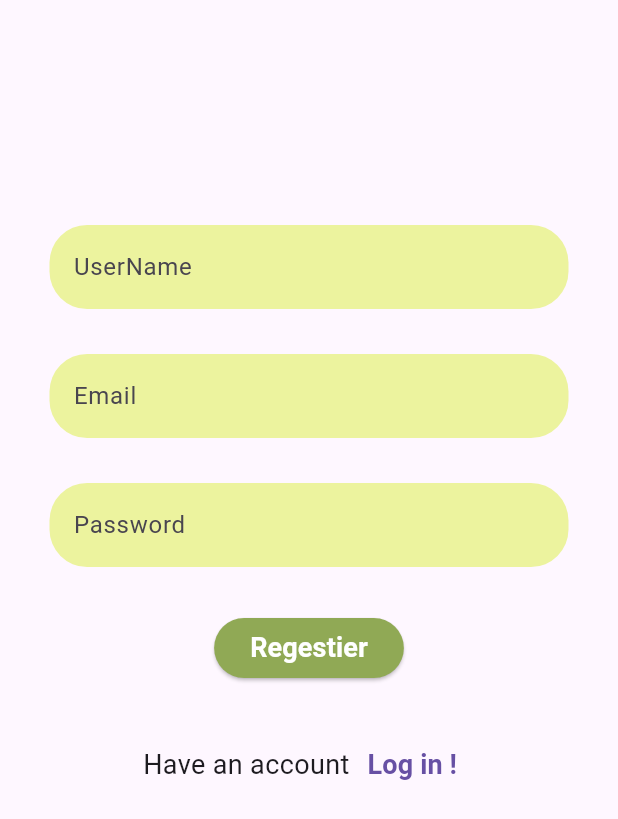
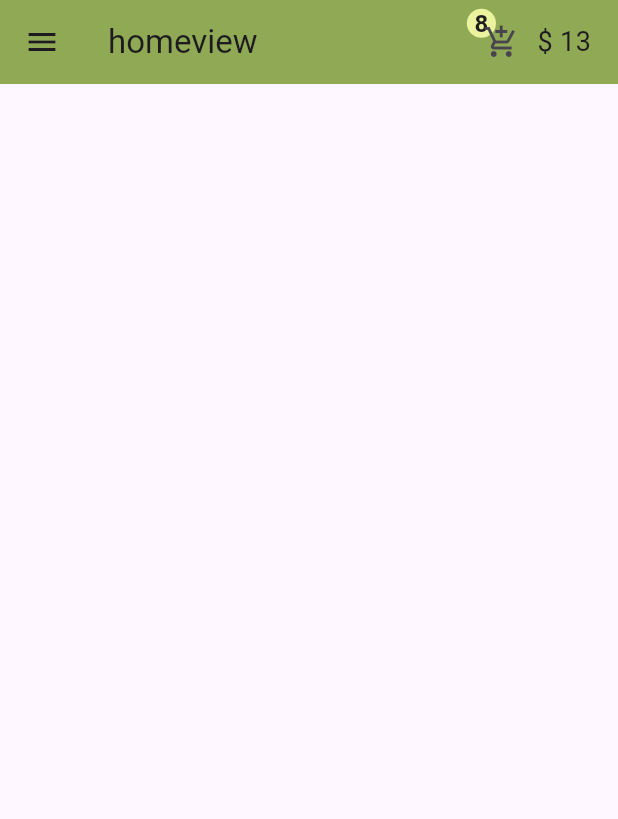
Before and after one commit to ALi-Maher-Mohamed/Flowe-app, a Flutter app: the SignUpView screen opened by its route, after a tap on "Regestier", on a phone screen of 412 x 824 dp. Shown: the top 819 px of the screen. Run offline on Flutter 3.47's test engine with Material 3 defaults, Android fonts, the phone set to English and light mode, and no system bars.

```diff
--- a/lib/main.dart
+++ b/lib/main.dart
@@ -1,3 +1,4 @@
+import 'package:ecommerce_app/views/home_view.dart';
 import 'package:ecommerce_app/views/login_view.dart';
 import 'package:ecommerce_app/views/signUp_view.dart';
 import 'package:flutter/material.dart';
@@ -15,8 +16,9 @@ class FlowerApp extends StatelessWidget {
       routes: {
         SignUpView.id: (context) => const SignUpView(),
         LoginView.id: (context) => const LoginView(),
+        HomeView.id: (context) => const HomeView(),
       },
-      // debugShowCheckedModeBanner:false,
+      debugShowCheckedModeBanner: false,
       home: const SafeArea(
           child: Scaffold(
         body: LoginView(),
--- /dev/null
+++ b/lib/views/home_view.dart
@@ -0,0 +1,126 @@
+import 'package:ecommerce_app/constant.dart';
+import 'package:flutter/cupertino.dart';
+import 'package:flutter/material.dart';
+import 'package:flutter/painting.dart';
+import 'package:flutter/widgets.dart';
+
+class HomeView extends StatelessWidget {
+  const HomeView({super.key});
+  static String id = 'homeView';
+
+  @override
+  Widget build(BuildContext context) {
+    return SafeArea(
+      child: Scaffold(
+        drawer: Drawer(
+          child: Column(
+            mainAxisAlignment: MainAxisAlignment.spaceBetween,
+            children: [
+              Column(
+                crossAxisAlignment: CrossAxisAlignment.center,
+                children: [
+                  const UserAccountsDrawerHeader(
+                      currentAccountPicture: CircleAvatar(
+                        radius: 55,
+                        backgroundImage: AssetImage(
+                          'assets/images/ali.jpg',
+                        ),
+                      ),
+                      decoration: BoxDecoration(
+                        image: DecorationImage(
+                          fit: BoxFit.fill,
+                          image: AssetImage('assets/images/download.jfif'),
+                        ),
+                      ),
+                      currentAccountPictureSize: Size.square(99),
+                      accountName: Text(
+                        'Ali Maher',
+                        style: TextStyle(
+                            fontSize: 18, fontWeight: FontWeight.bold),
+                      ),
+                      accountEmail: Text(
+                        'ali.maher@gmail.com',
+                        style: TextStyle(
+                            fontSize: 18, fontWeight: FontWeight.bold),
+                      )),
+                  ListTile(
+                    title: const Text(
+                      'Home',
+                    ),
+                    leading: IconButton(
+                      icon: const Icon(Icons.home),
+                      onPressed: () {},
+                    ),
+                  ),
+                  ListTile(
+                    title: const Text(
+                      'My product',
+                    ),
+                    leading: IconButton(
+                      icon: const Icon(Icons.shopping_cart_checkout),
+                      onPressed: () {},
+                    ),
+                  ),
+                  ListTile(
+                    title: const Text(
+                      'About',
+                    ),
+                    leading: IconButton(
+                      icon: const Icon(Icons.question_mark_sharp),
+                      onPressed: () {},
+                    ),
+                  ),
+                  ListTile(
+                    title: const Text(
+                      'Log out',
+                    ),
+                    leading: IconButton(
+                      icon: const Icon(Icons.logout_outlined),
+                      onPressed: () {},
+                    ),
+                  ),
+                ],
+              ),
+              const Padding(
+                padding: EdgeInsets.all(8.0),
+                child: Text('Developed by Eng Ali Maher'),
+              ),
+            ],
+          ),
+        ),
+        appBar: AppBar(
+          actions: [
+            Stack(children: [
+              Positioned(
+                bottom: 20,
+                left: 1,
+                child: Container(
+                  padding: const EdgeInsets.all(5),
+                  decoration: const BoxDecoration(
+                      color: kPrimaryColor2, shape: BoxShape.circle),
+                  child: const Text(
+                    '8',
+                    style: TextStyle(fontWeight: FontWeight.bold, fontSize: 16),
+                  ),
+                ),
+              ),
+              IconButton(
+                  onPressed: () {}, icon: const Icon(Icons.add_shopping_cart)),
+            ]),
+            const Padding(
+              padding: EdgeInsets.only(right: 18.0),
+              child: Text(
+                '\$ 13',
+                style: TextStyle(fontSize: 18),
+              ),
+            ),
+          ],
+          backgroundColor: kPrimaryColor,
+          title: const Text(
+            'homeview',
+          ),
+        ),
+      ),
+    );
+  }
+}
--- a/lib/views/login_view.dart
+++ b/lib/views/login_view.dart
@@ -1,3 +1,4 @@
+import 'package:ecommerce_app/views/home_view.dart';
 import 'package:ecommerce_app/views/signUp_view.dart';
 import 'package:ecommerce_app/widgets/custom_button.dart';
 import 'package:ecommerce_app/widgets/custom_footer_line.dart';
@@ -35,13 +36,18 @@ class LoginView extends StatelessWidget {
                 const SizedBox(
                   height: 30,
                 ),
-                const CustomButton(text: 'Log in'),
+                CustomButton(
+                  text: 'Log in',
+                  onPressed: () {
+                    Navigator.pushReplacementNamed(context, HomeView.id);
+                  },
+                ),
                 const SizedBox(
                   height: 30,
                 ),
                 CustomFooterLine(
                     onPressed: () {
-                      Navigator.pushNamed(context, SignUpView.id);
+                      Navigator.pushReplacementNamed(context, SignUpView.id);
                     },
                     text: "Don't have an account",
                     textButton: 'Register !')
--- a/lib/views/signUp_view.dart
+++ b/lib/views/signUp_view.dart
@@ -1,3 +1,4 @@
+import 'package:ecommerce_app/views/home_view.dart';
 import 'package:ecommerce_app/widgets/custom_button.dart';
 import 'package:ecommerce_app/widgets/custom_footer_line.dart';
 import 'package:ecommerce_app/widgets/custom_text_field.dart';
@@ -40,7 +41,12 @@ class SignUpView extends StatelessWidget {
                 const SizedBox(
                   height: 30,
                 ),
-                const CustomButton(text: 'Regestier'),
+                CustomButton(
+                  text: 'Regestier',
+                  onPressed: () {
+                    Navigator.pushReplacementNamed(context, HomeView.id);
+                  },
+                ),
                 const SizedBox(
                   height: 30,
                 ),
--- a/lib/widgets/custom_button.dart
+++ b/lib/widgets/custom_button.dart
@@ -2,8 +2,9 @@ import 'package:ecommerce_app/constant.dart';
 import 'package:flutter/material.dart';
 
 class CustomButton extends StatelessWidget {
-  const CustomButton({super.key, required this.text});
+  const CustomButton({super.key, required this.text, required this.onPressed});
   final String text;
+  final void Function() onPressed;
 
   @override
   Widget build(BuildContext context) {
@@ -18,7 +19,7 @@ class CustomButton extends StatelessWidget {
           style: const TextStyle(
               color: Colors.white, fontWeight: FontWeight.bold, fontSize: 18),
         ),
-        onPressed: () {},
+        onPressed: onPressed,
       ),
     );
   }
--- a/pubspec.yaml
+++ b/pubspec.yaml
@@ -31,7 +31,6 @@ dependencies:
   cupertino_icons: ^1.0.6
   flutter:
     sdk: flutter
-  get_it: ^8.0.0
 
 dev_dependencies:
   flutter_lints: ^3.0.0
@@ -48,8 +47,8 @@ flutter:
   # the material Icons class.
   uses-material-design: true
   # To add assets to your application, add an assets section, like this:
-  # assets:
-  #   - images/a_dot_burr.jpeg
+  assets:
+    - assets/images/
   #   - images/a_dot_ham.jpeg
   # An image asset can refer to one or more resolution-specific "variants", see
   # https://flutter.dev/assets-and-images/#resolution-aware
```
Also changed, not shown: assets/images/ali.jpg (added), pubspec.lock, 1 other file.
